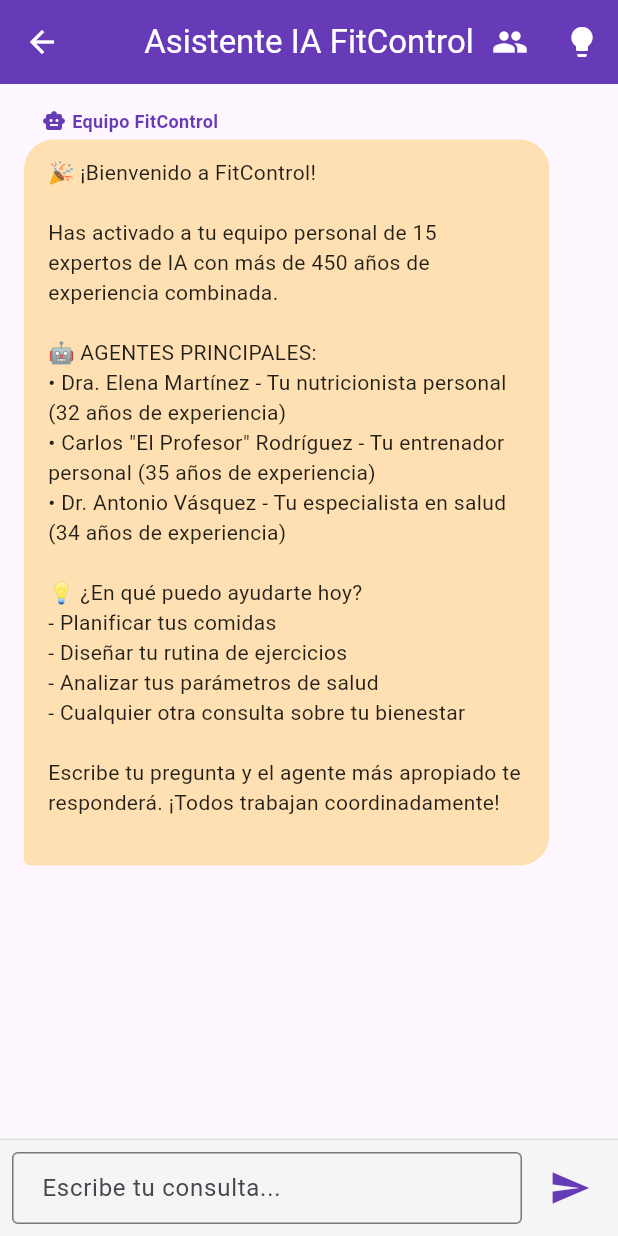
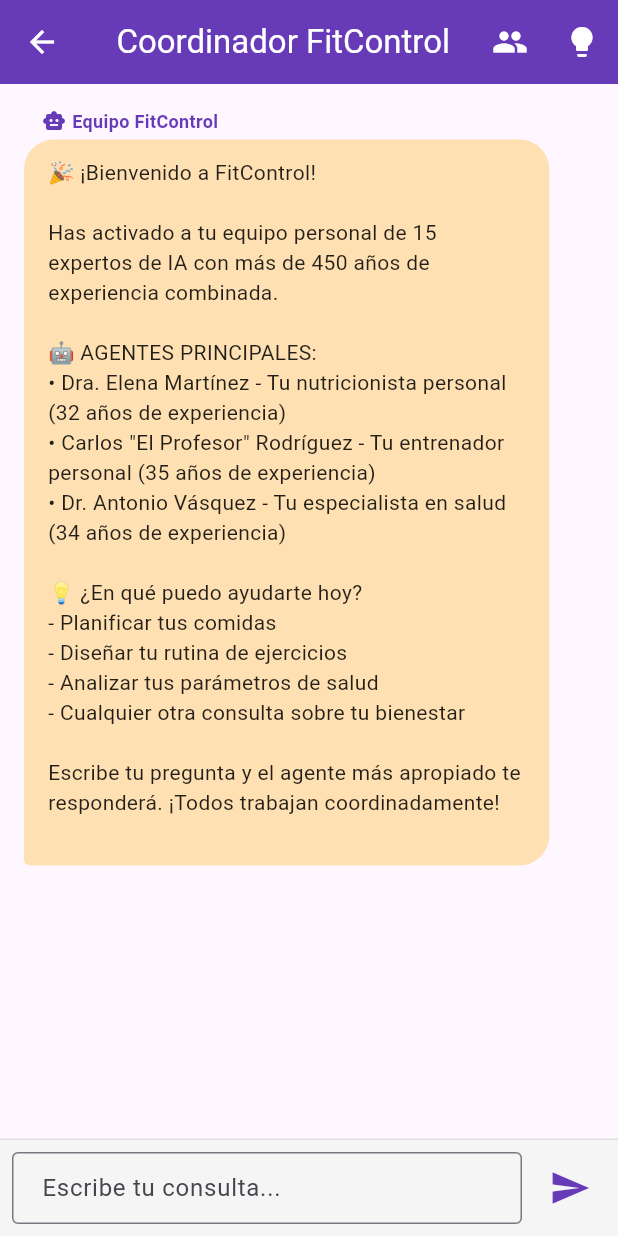
Before and after one commit to Raulmldev/fitcontrol, a Flutter app: the AIChatScreen screen opened directly with empty values, after a tap on the "send" icon, on a phone screen of 412 x 824 dp. Run offline on Flutter 3.47's test engine with Material 3 defaults, Android fonts, the phone set to English and light mode, and no system bars; our stand-ins replace dio; accounts and stored records are empty.

Commit message:
feat: Implement context-specific AI chat integration across health, nutrition, and workout screens, backed by a refactored multi-conversation AI coordinator and updated AndroidX dependencies.

```diff
--- a/lib/Control/ai_agent_base.dart
+++ b/lib/Control/ai_agent_base.dart
@@ -169,7 +169,7 @@
     return AIAgentMessage(
       agentId: id,
       agentName: name,
-      agentType: type.name,
+      agentType: this.type,
       content: content,
       type: type,
       metadata: metadata,
--- a/lib/Control/ai_coordinator.dart
+++ b/lib/Control/ai_coordinator.dart
@@ -42,9 +42,9 @@
       StreamController<AIAgentMessage>.broadcast();
   Stream<AIAgentMessage> get allMessages => _allMessagesController.stream;
 
-  // Historial de conversaciones
-  final List<AIConversation> _conversations = [];
-  AIConversation? _currentConversation;
+  // Historial de conversaciones (Mapa por contexto/agente)
+  final Map<String, AIConversation> _conversations = {};
+  // AIConversation? _currentConversation; // Removed legacy field
 
   // Usuario actual
   User? _currentUser;
@@ -55,9 +55,13 @@
 
   /// Inicializa el sistema de agentes
   Future<void> initialize({User? user}) async {
+    if (user != null) {
+      _currentUser = user;
+    }
+
     if (_isInitialized) return;
 
-    _currentUser = user;
+    // _currentUser assignment handled above now
 
     // Recrear StreamControllers si fueron cerrados
     if (_systemEventController.isClosed) {
@@ -76,6 +80,9 @@
     _registerAgent(nutritionAgent);
     _registerAgent(trainerAgent);
     _registerAgent(healthAgent);
+
+    // Reiniciar estado de conversación para asegurar listas modificables
+    _conversations.clear();
 
     // Configurar callbacks de coordinación
     _setupCoordinationCallbacks();
@@ -184,11 +191,26 @@
     for (final agent in _agents.values) {
       agent.messageStream.listen((message) {
         _allMessagesController.add(message);
-
-        // Agregar a conversación actual si existe
-        _currentConversation?.addMessage(message);
+        // Nota: No agregamos automáticamente al historial aquí porque
+        // no sabemos a qué conversación (contexto) pertenece.
+        // El historial se gestiona en processUserQuery.
       });
     }
+  }
+
+  /// Obtiene o crea una conversación para un contexto específico
+  AIConversation getConversation(String contextId) {
+    if (_currentUser == null) {
+      throw Exception('Usuario no configurado');
+    }
+
+    if (!_conversations.containsKey(contextId)) {
+      _conversations[contextId] = AIConversation(
+        id: contextId, // Usamos el contextId como ID de conversación para persistencia simple
+        userId: _currentUser!.id,
+      );
+    }
+    return _conversations[contextId]!;
   }
 
   /// Procesa una consulta del usuario enrutándola al agente apropiado
@@ -196,6 +218,8 @@
     String query, {
     QueryContext context = QueryContext.general,
     String? preferredAgent,
+    String conversationId =
+        'coordinator', // Contexto de la conversación (ej. 'nutrition', 'workout')
   }) async {
     if (_currentUser == null) {
       throw Exception('Usuario no configurado');
@@ -222,13 +246,10 @@
       throw Exception('No se pudo determinar el agente apropiado');
     }
 
-    // Crear o continuar conversación
-    if (_currentConversation == null) {
-      _currentConversation = AIConversation(userId: _currentUser!.id);
-      _conversations.add(_currentConversation!);
-    }
+    // Obtener la conversación correcta
+    final conversation = getConversation(conversationId);
 
-    // Agregar mensaje del usuario
+    // Agregar mensaje del usuario a esta conversación
     final userMessage = AIAgentMessage(
       agentId: 'user',
       agentName: _currentUser!.name,
@@ -236,14 +257,17 @@
       content: query,
       type: MessageType.text,
     );
-    _currentConversation!.addMessage(userMessage);
+    conversation.addMessage(userMessage);
 
     // Procesar con el agente seleccionado
     final response = await selectedAgent.processQuery(
       userQuery,
       _currentUser!,
-      history: _currentConversation?.messages,
+      history: conversation.messages,
     );
+
+    // Agregar respuesta del agente a esta conversación
+    conversation.addMessage(response);
 
     _emitEvent(
       CoordinatorEvent(
@@ -497,7 +521,7 @@
 
   /// Obtiene el historial de conversaciones
   List<AIConversation> getConversationHistory() {
-    return List.unmodifiable(_conversations);
+    return List.unmodifiable(_conversations.values);
   }
 
   /// Establece el usuario actual
@@ -519,7 +543,6 @@
     _systemEventController.close();
     _allMessagesController.close();
     _conversations.clear();
-    _currentConversation = null;
     _currentUser = null;
     _isInitialized = false;
   }
--- a/lib/Control/ai_service.dart
+++ b/lib/Control/ai_service.dart
@@ -49,8 +49,9 @@
       if (response.statusCode == 200) {
         final data = response.data;
         if (data['choices'] != null && data['choices'].isNotEmpty) {
-          return data['choices'][0]['message']['content'] ??
-              'Lo siento, no pude generar una respuesta.';
+          final content = data['choices'][0]['message']['content'];
+
+          return content ?? 'Lo siento, no pude generar una respuesta.';
         }
       }
 
--- a/lib/Model/ai_message.dart
+++ b/lib/Model/ai_message.dart
@@ -90,13 +90,15 @@
   AIConversation({
     String? id,
     required this.userId,
-    this.messages = const [],
+    List<AIAgentMessage>? messages,
     DateTime? startedAt,
     this.endedAt,
     this.summary,
-    this.participatingAgents = const [],
+    List<String>? participatingAgents,
   }) : id = id ?? const Uuid().v4(),
-       startedAt = startedAt ?? DateTime.now();
+       messages = List<AIAgentMessage>.from(messages ?? []),
+       startedAt = startedAt ?? DateTime.now(),
+       participatingAgents = List<String>.from(participatingAgents ?? []);
 
   void addMessage(AIAgentMessage message) {
     messages.add(message);
--- a/lib/View/ai_chat_screen.dart
+++ b/lib/View/ai_chat_screen.dart
@@ -1,3 +1,4 @@
+import 'dart:async';
 import 'package:flutter/material.dart';
 import '../Control/ai_coordinator.dart';
 import '../Control/ai_expert_team.dart';
@@ -9,8 +10,13 @@
 /// Permite al usuario interactuar con el equipo de 15 expertos de IA
 class AIChatScreen extends StatefulWidget {
   final User user;
+  final String contextId;
 
-  const AIChatScreen({super.key, required this.user});
+  const AIChatScreen({
+    super.key,
+    required this.user,
+    this.contextId = 'coordinator',
+  });
 
   @override
   State<AIChatScreen> createState() => _AIChatScreenState();
@@ -20,9 +26,11 @@
   final AIAgentCoordinator _coordinator = AIAgentCoordinator();
   final TextEditingController _messageController = TextEditingController();
   final ScrollController _scrollController = ScrollController();
-  final List<AIAgentMessage> _messages = [];
+  List<AIAgentMessage> _messages = []; // Initialize empty, populate in init
   bool _isLoading = false;
   bool _showTeamInfo = false;
+
+  StreamSubscription? _subscription;
 
   @override
   void initState() {
@@ -34,19 +42,40 @@
     await _coordinator.initialize(user: widget.user);
     _coordinator.setUser(widget.user);
 
+    // Cargar historial de la conversación específica
+    final conversation = _coordinator.getConversation(widget.contextId);
+    if (mounted) {
+      setState(() {
+        _messages = List.from(conversation.messages);
+      });
+    }
+
     // Escuchar mensajes de todos los agentes
-    _coordinator.allMessages.listen((message) {
+    _subscription = _coordinator.allMessages.listen((message) {
       if (mounted) {
+        // Solo agregar si no está ya en la lista (evitar duplicados de processQuery)
+        // Nota: Idealmente filtraríamos por contexto, pero por ahora mostramos todos
+        // los mensajes relevantes que llegan al stream.
+        if (!_messages.any((m) => m.id == message.id)) {
+          // Opcional: Filtrar si el mensaje no pertenece a este contexto
+          // Por ahora lo permitimos para depuración
           setState(() {
             _messages.add(message);
           });
           _scrollToBottom();
         }
+      }
     });
 
-    // Mensaje de bienvenida
+    // Mensaje de bienvenida solo si es nueva conversación
+    if (_messages.isEmpty) {
       _addWelcomeMessage();
     }
+  }
+  // ... (rest of the file remains same, just showing the subscription usage)
+
+  // We need to verify where to put the definition of _subscription.
+  // It should be in the State class member variables.
 
   void _addWelcomeMessage() {
     final welcomeMessage = AIAgentMessage(
@@ -99,19 +128,26 @@
     setState(() {
       _messages.add(userMessage);
       _messageController.clear();
+      _isLoading = true; // Ensure loading is true
     });
 
     _scrollToBottom();
 
     try {
-      // Procesar con el coordinador
-      final response = await _coordinator.processUserQuery(text);
+      // Procesar con el coordinador en el contexto específico
+      final response = await _coordinator.processUserQuery(
+        text,
+        conversationId: widget.contextId,
+      );
 
       if (mounted) {
+        // Verificar duplicados (si no llegó por stream)
+        if (!_messages.any((m) => m.id == response.id)) {
           setState(() {
             _messages.add(response);
           });
           _scrollToBottom();
+        } else {}
       }
     } catch (e) {
       if (mounted) {
@@ -119,8 +155,7 @@
           agentId: 'system',
           agentName: 'Sistema',
           agentType: 'system',
-          content:
-              'Lo siento, ha ocurrido un error. Por favor intenta de nuevo.',
+          content: 'Error: $e',
           type: MessageType.warning,
         );
 
@@ -198,10 +233,31 @@
 
   @override
   Widget build(BuildContext context) {
+    String title;
+    Color color;
+
+    switch (widget.contextId) {
+      case 'nutrition':
+        title = 'Equipo de Nutrición';
+        color = Colors.green;
+        break;
+      case 'workout':
+        title = 'Equipo de Entrenamiento';
+        color = Colors.blue;
+        break;
+      case 'health':
+        title = 'Equipo de Salud';
+        color = Colors.red;
+        break;
+      default:
+        title = 'Coordinador FitControl';
+        color = Colors.deepPurple;
+    }
+
     return Scaffold(
       appBar: AppBar(
-        title: const Text('Asistente IA FitControl'),
-        backgroundColor: Colors.deepPurple,
+        title: Text(title),
+        backgroundColor: color,
         foregroundColor: Colors.white,
         actions: [
           IconButton(
@@ -431,6 +487,7 @@
 
   @override
   void dispose() {
+    _subscription?.cancel();
     _messageController.dispose();
     _scrollController.dispose();
     // No se llama _coordinator.dispose() porque es un singleton
--- a/lib/main.dart
+++ b/lib/main.dart
@@ -85,7 +85,11 @@
           switch (settings.name) {
             case '/ai_chat':
               return MaterialPageRoute(
-                builder: (context) => AIChatScreen(user: user),
+                builder:
+                    (context) => AIChatScreen(
+                      user: user,
+                      contextId: args?['contextId'] ?? 'coordinator',
+                    ),
               );
             case '/nutrition':
               return MaterialPageRoute(
```
Also changed, not shown: lib/View/health_screen.dart (+12 -0 lines), lib/View/nutrition_screen.dart (+10 -0 lines), lib/View/workout_screen.dart (+12 -0 lines), 1 other file. Lines whose indentation alone changed are shown as unchanged.
